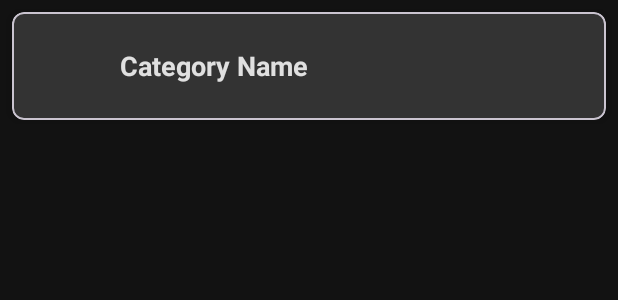
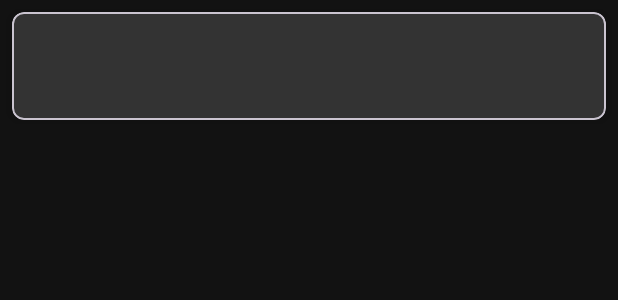
Before and after one commit to zeke-code/akira, an Android app: the layout item_category.xml on its own in the app's theme, with its tools: preview values and no code run, on a phone screen of 412 x 824 dp. Shown: the top 300 px of the screen. Run offline under Robolectric (Android 15) with nearby library versions, the phone set to English and light mode, and no system bars.

Commit message:
fix: new category selection dialog

```diff
--- a/app/build.gradle.kts
+++ b/app/build.gradle.kts
@@ -8,12 +8,12 @@ plugins {
 
 android {
     namespace = "com.zekecode.akira_financialtracker"
-    compileSdk = 34
+    compileSdk = 35
 
     defaultConfig {
         applicationId = "com.zekecode.akira_financialtracker"
         minSdk = 29
-        targetSdk = 34
+        targetSdk = 35
         versionCode = 1
         versionName = "1.0"
 
@@ -66,7 +66,7 @@ dependencies {
     implementation(libs.retrofit2.retrofit)
     implementation(libs.converter.moshi)
     implementation(libs.moshi)
-    ksp("com.squareup.moshi:moshi-kotlin-codegen:1.15.0")
+    ksp(libs.moshi.kotlin.codegen)
 
     // Room dependencies
     implementation(libs.androidx.room.runtime)
--- a/app/src/main/res/layout/item_category.xml
+++ b/app/src/main/res/layout/item_category.xml
@@ -2,11 +2,15 @@
 <com.google.android.material.card.MaterialCardView
     xmlns:android="http://schemas.android.com/apk/res/android"
     xmlns:app="http://schemas.android.com/apk/res-auto"
+    xmlns:tools="http://schemas.android.com/tools"
+    android:id="@+id/categoryCardView"
     android:layout_width="match_parent"
     android:layout_height="wrap_content"
     android:layout_margin="@dimen/spacing_s"
     app:cardCornerRadius="8dp"
     app:cardElevation="4dp"
+    android:checkable="true"
+    app:checkedIcon="@null"
     app:cardBackgroundColor="@color/tertiary_background"
     app:rippleColor="?attr/colorControlHighlight">
 
@@ -15,13 +19,15 @@
         android:layout_height="wrap_content"
         android:orientation="horizontal"
         android:gravity="center_vertical"
-        android:padding="16dp">
+        android:padding="16dp"
+        tools:ignore="UseCompoundDrawables">
 
         <!-- Category Icon -->
         <ImageView
             android:id="@+id/ivCategoryIcon"
             android:layout_width="40dp"
             android:layout_height="40dp"
+            android:contentDescription="@null"
             android:layout_marginEnd="@dimen/spacing_m" />
 
         <!-- Category Name -->
@@ -29,7 +35,7 @@
             android:id="@+id/tvSelectedCategory"
             android:layout_width="match_parent"
             android:layout_height="wrap_content"
-            android:text="Category Name"
+            android:text=""
             android:textSize="18sp"
             android:textColor="@color/primary_text"
             android:textStyle="bold" />
--- a/app/src/main/res/values/colors.xml
+++ b/app/src/main/res/values/colors.xml
@@ -21,6 +21,8 @@
     <color name="divider">#393939</color>
     <color name="disabled_element">#1c1c1c</color>
     <color name="search_symbol">#C3C3C3</color>
+    <color name="card_color">#333333</color>
+    <color name="selected_card_color">#575757</color>
 
     <!-- Navbar custom colors -->
     <color name="navbar_background">#262626</color>
```
Also changed, not shown: app/src/main/java/com/zekecode/akira_financialtracker/ui/adapters/CategoryAdapter.kt (+26 -4 lines), app/src/main/java/com/zekecode/akira_financialtracker/ui/fragments/SelectCategoryDialogFragment.kt (+27 -12 lines), app/src/main/res/color/card_background_color.xml (added, +7 -0 lines), gradle/libs.versions.toml (+3 -11 lines).
